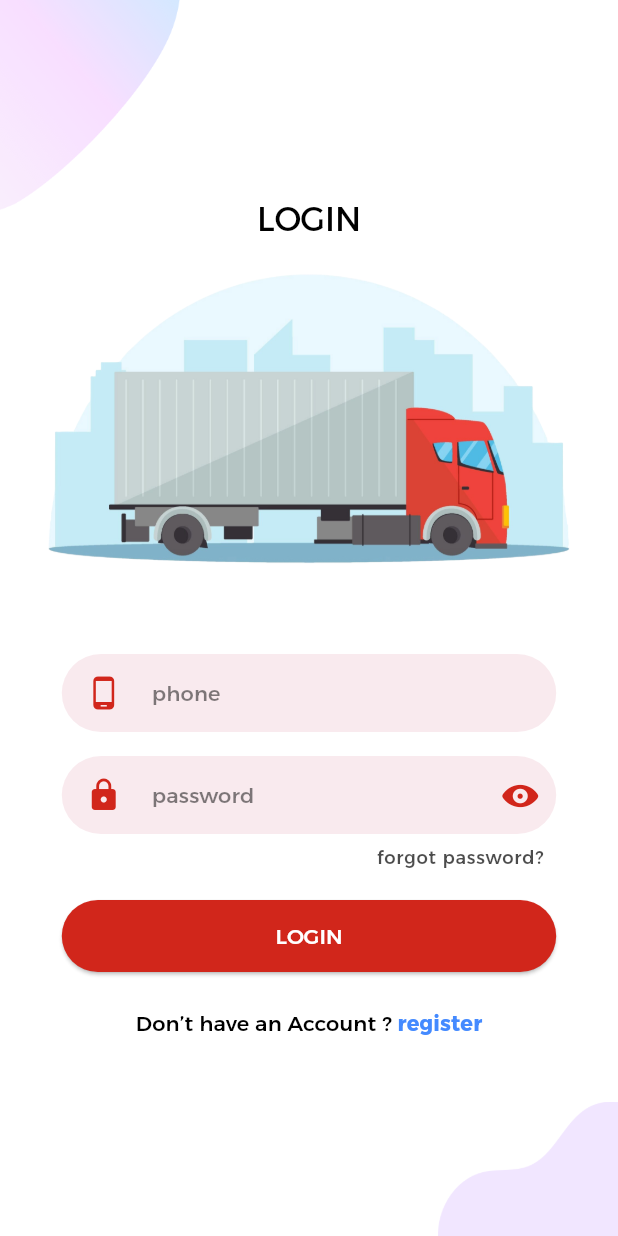
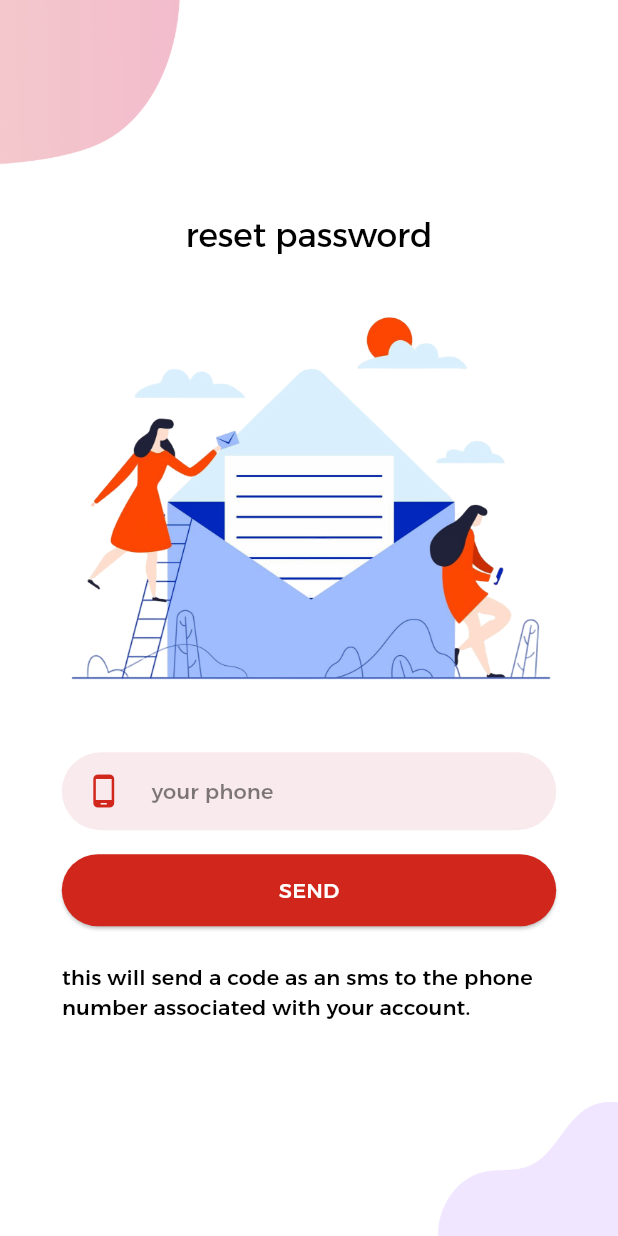
Before and after one commit to abd-Mohsen/shipping-app, a Flutter app: the screen it shows after launch, after a tap on "forgot password?", on a phone screen of 412 x 824 dp. Run offline on Flutter 3.47's test engine with Material 3 defaults, Android fonts, the phone set to English and light mode, and no system bars; our stand-ins replace carousel_slider, flutter_spinkit, geolocator, get, get_storage, image_picker and 3 more; accounts and stored records are empty.

Commit message:
added first reset password page

```diff
--- a/lib/controllers/otp_controller.dart
+++ b/lib/controllers/otp_controller.dart
@@ -50,9 +50,9 @@ class OTPController extends GetxController {
       //   toggleLoading(false);
       //   return;
       // }
-     // _verifyUrl = res;
+      // _verifyUrl = res;
     } else {
-     // await RemoteServices.sendForgotPasswordOtp(resetController!.email.text);
+      // await RemoteServices.sendForgotPasswordOtp(resetController!.email.text);
     }
     timeController.restart();
     otpController.clear();
@@ -84,12 +84,12 @@ class OTPController extends GetxController {
         otpController.clear();
       }
     } else {
-      String? resetToken = await RemoteServices.verifyForgotPasswordOtp(resetController!.email.text, pin);
+      String? resetToken = await RemoteServices.verifyForgotPasswordOtp(resetController!.phone.text, pin);
       if (resetToken == null) {
         otpController.clear();
       } else {
         resetController!.setResetToken(resetToken);
-       // Get.off(() => const ResetPasswordView2());
+        // Get.off(() => const ResetPasswordView2());
       }
     }
     toggleLoading(false);
--- a/lib/controllers/reset_password_controller.dart
+++ b/lib/controllers/reset_password_controller.dart
@@ -6,7 +6,7 @@ import 'package:flutter/material.dart';
 import '../constants.dart';
 
 class ResetPassController extends GetxController {
-  final email = TextEditingController();
+  final phone = TextEditingController();
   final newPassword = TextEditingController();
   final rePassword = TextEditingController();
 
--- a/lib/views/login_view.dart
+++ b/lib/views/login_view.dart
@@ -5,6 +5,7 @@ import 'package:shipment/controllers/login_controller.dart';
 import 'package:shipment/controllers/register_controller.dart';
 import 'package:shipment/views/components/auth_field.dart';
 import 'package:shipment/views/register_view.dart';
+import 'package:shipment/views/reset_pass_view1.dart';
 import 'components/auth_background.dart';
 import 'package:flutter_spinkit/flutter_spinkit.dart';
 
@@ -104,7 +105,7 @@ class LoginView extends StatelessWidget {
                           padding: const EdgeInsets.only(left: 8, right: 8, bottom: 12, top: 8),
                           child: GestureDetector(
                             onTap: () {
-                              //
+                              Get.to(() => const ResetPassView1());
                             },
                             child: Text(
                               "forgot password?",
--- /dev/null
+++ b/lib/views/reset_pass_view1.dart
@@ -0,0 +1,120 @@
+import 'package:flutter/material.dart';
+import 'package:get/get.dart';
+import 'package:shipment/controllers/login_controller.dart';
+import 'package:shipment/controllers/reset_password_controller.dart';
+import 'package:shipment/views/components/auth_field.dart';
+import 'components/auth_background.dart';
+import 'package:flutter_spinkit/flutter_spinkit.dart';
+
+class ResetPassView1 extends StatelessWidget {
+  const ResetPassView1({super.key});
+
+  @override
+  Widget build(BuildContext context) {
+    ColorScheme cs = Theme.of(context).colorScheme;
+    TextTheme tt = Theme.of(context).textTheme;
+    ResetPassController rPC = Get.put(ResetPassController());
+
+    return SafeArea(
+      child: AuthBackground(
+        pageName: "otp",
+        child: Column(
+          mainAxisAlignment: MainAxisAlignment.center,
+          children: <Widget>[
+            Column(
+              children: [
+                Text(
+                  "reset password",
+                  style: tt.titleLarge!.copyWith(color: cs.onSurface),
+                ),
+                const SizedBox(height: 16),
+                Row(
+                  children: [
+                    const Spacer(),
+                    Expanded(
+                      flex: 12,
+                      //todo: replace png with svg to save space
+                      child: Hero(
+                        tag: "auth_image",
+                        child: Image.asset('assets/images/sms1.png'),
+                      ),
+                    ),
+                    const Spacer(),
+                  ],
+                ),
+                const SizedBox(height: 8 * 2),
+              ],
+            ),
+            Row(
+              children: [
+                const Spacer(),
+                Expanded(
+                  flex: 8,
+                  child: Form(
+                    key: rPC.firstFormKey,
+                    child: Column(
+                      crossAxisAlignment: CrossAxisAlignment.end,
+                      children: [
+                        AuthField(
+                          controller: rPC.phone,
+                          keyboardType: TextInputType.phone,
+                          textInputAction: TextInputAction.done,
+                          label: "your phone",
+                          prefixIcon: Padding(
+                            padding: const EdgeInsets.symmetric(horizontal: 16),
+                            child: Icon(Icons.phone_android, color: cs.primary),
+                          ),
+                          validator: (val) {
+                            return validateInput(rPC.phone.text, 4, 50, "phone");
+                          },
+                          onChanged: (val) {
+                            if (rPC.button1Pressed) rPC.firstFormKey.currentState!.validate();
+                          },
+                        ),
+                        const SizedBox(height: 16),
+                        GetBuilder<LoginController>(
+                          builder: (controller) {
+                            return ElevatedButton(
+                              onPressed: () {
+                                controller.login();
+                              },
+                              style: ButtonStyle(
+                                backgroundColor: WidgetStateProperty.all<Color>(cs.primary),
+                              ),
+                              child: Padding(
+                                padding: const EdgeInsets.symmetric(vertical: 14.0),
+                                child: SizedBox(
+                                  width: double.infinity,
+                                  child: Center(
+                                    child: controller.isLoading
+                                        ? SpinKitThreeBounce(color: cs.onPrimary, size: 20)
+                                        : Text(
+                                            "send".toUpperCase(),
+                                            style: tt.titleSmall!.copyWith(color: cs.onPrimary),
+                                          ),
+                                  ),
+                                ),
+                              ),
+                            );
+                          },
+                        ),
+                        const SizedBox(height: 24),
+                        Center(
+                          child: Text(
+                            "this will send a code as an sms to the phone number associated with your account.",
+                            style: tt.titleSmall!.copyWith(color: cs.onSurface),
+                          ),
+                        ),
+                      ],
+                    ),
+                  ),
+                ),
+                const Spacer(),
+              ],
+            ),
+          ],
+        ),
+      ),
+    );
+  }
+}
```
Also changed, not shown: assets/images/password.png (added), assets/images/sms1.png (added), 1 other file.
